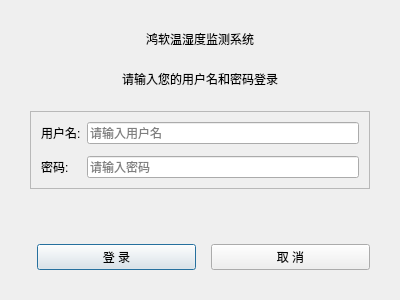
First picture: the form in ui/logindialog.ui, repository 1034569185/1034569185, before the edit.
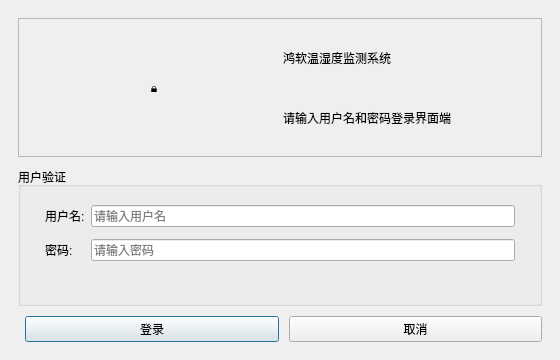
Second picture: the form after the edit.

Commit message:
feat: restyle log query and login UI to match legacy screenshots
Agent-Logs-Url: https://github.com/1034569185/1034569185/sessions/ce1ec7a6-30fe-4305-9396-d6f6268a0942

```diff
--- a/ui/logindialog.ui
+++ b/ui/logindialog.ui
@@ -6,8 +6,8 @@
    <rect>
     <x>0</x>
     <y>0</y>
-    <width>400</width>
-    <height>300</height>
+    <width>560</width>
+    <height>360</height>
    </rect>
   </property>
   <property name="windowTitle">
@@ -17,58 +17,99 @@
    <enum>Qt::ApplicationModal</enum>
   </property>
   <layout class="QVBoxLayout" name="verticalLayout">
+   <property name="spacing">
+    <number>10</number>
+   </property>
    <property name="leftMargin">
-    <number>30</number>
+    <number>18</number>
    </property>
    <property name="topMargin">
-    <number>30</number>
+    <number>18</number>
    </property>
    <property name="rightMargin">
-    <number>30</number>
+    <number>18</number>
    </property>
    <property name="bottomMargin">
-    <number>30</number>
+    <number>18</number>
    </property>
-   <property name="spacing">
-    <number>15</number>
-   </property>
    <item>
-    <widget class="QLabel" name="lblTitle">
-     <property name="text">
-      <string>鸿软温湿度监测系统</string>
-     </property>
-     <property name="alignment">
-      <set>Qt::AlignHCenter</set>
-     </property>
-    </widget>
-   </item>
-   <item>
-    <widget class="QLabel" name="lblSubTitle">
-     <property name="text">
-      <string>请输入您的用户名和密码登录</string>
-     </property>
-     <property name="alignment">
-      <set>Qt::AlignHCenter</set>
-     </property>
-    </widget>
-   </item>
-   <item>
-    <widget class="QFrame" name="formFrame">
+    <widget class="QFrame" name="headerFrame">
      <property name="frameShape">
       <enum>QFrame::StyledPanel</enum>
      </property>
+     <layout class="QHBoxLayout" name="headerLayout">
+      <property name="leftMargin">
+       <number>12</number>
+      </property>
+      <property name="topMargin">
+       <number>12</number>
+      </property>
+      <property name="rightMargin">
+       <number>12</number>
+      </property>
+      <property name="bottomMargin">
+       <number>12</number>
+      </property>
+      <item>
+       <widget class="QLabel" name="lblIcon">
+        <property name="minimumSize">
+         <size>
+          <width>56</width>
+          <height>56</height>
+         </size>
+        </property>
+        <property name="alignment">
+         <set>Qt::AlignCenter</set>
+        </property>
+        <property name="text">
+         <string>🔒</string>
+        </property>
+       </widget>
+      </item>
+      <item>
+       <layout class="QVBoxLayout" name="titleLayout">
+        <item>
+         <widget class="QLabel" name="lblTitle">
+          <property name="text">
+           <string>鸿软温湿度监测系统</string>
+          </property>
+          <property name="alignment">
+           <set>Qt::AlignLeft|Qt::AlignVCenter</set>
+          </property>
+         </widget>
+        </item>
+        <item>
+         <widget class="QLabel" name="lblSubTitle">
+          <property name="text">
+           <string>请输入用户名和密码登录界面端</string>
+          </property>
+          <property name="alignment">
+           <set>Qt::AlignLeft|Qt::AlignVCenter</set>
+          </property>
+         </widget>
+        </item>
+       </layout>
+      </item>
+     </layout>
+    </widget>
+   </item>
+   <item>
+    <widget class="QGroupBox" name="groupLogin">
+     <property name="title">
+      <string>用户验证</string>
+     </property>
      <layout class="QFormLayout" name="formLayout">
       <property name="leftMargin">
-       <number>10</number>
+       <number>24</number>
       </property>
       <property name="topMargin">
-       <number>10</number>
+       <number>18</number>
       </property>
       <property name="rightMargin">
-       <number>10</number>
+       <number>24</number>
       </property>
       <property name="bottomMargin">
-       <number>10</number>
+       <number>14</number>
       </property>
       <property name="verticalSpacing">
        <number>12</number>
@@ -104,19 +145,16 @@
         </property>
        </widget>
       </item>
+      <item row="2" column="0" colspan="2">
+       <widget class="QLabel" name="lblError">
+        <property name="text">
+         <string/>
+        </property>
+       </widget>
+      </item>
      </layout>
     </widget>
    </item>
-   <item>
-    <widget class="QLabel" name="lblError">
-     <property name="text">
-      <string/>
-     </property>
-     <property name="alignment">
-      <set>Qt::AlignHCenter</set>
-     </property>
-    </widget>
-   </item>
    <item>
     <layout class="QHBoxLayout" name="buttonLayout">
      <item>
@@ -129,7 +167,7 @@
      <item>
       <widget class="QPushButton" name="btnLogin">
        <property name="text">
-        <string>登 录</string>
+        <string>登录</string>
        </property>
        <property name="minimumWidth">
         <number>100</number>
@@ -142,7 +180,7 @@
      <item>
       <widget class="QPushButton" name="btnCancel">
        <property name="text">
-        <string>取 消</string>
+        <string>取消</string>
        </property>
        <property name="minimumWidth">
         <number>100</number>
```
Left out of the diff: 11 changed lines with no effect on the pictures. The commit also changes 1 other file.
